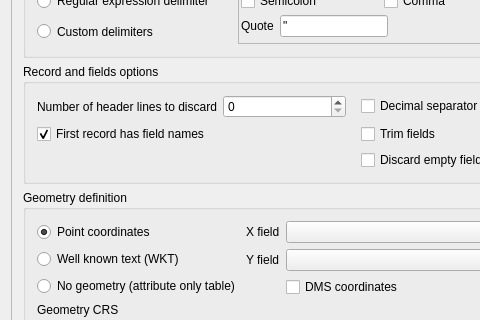
First picture: the form in src/ui/qgsdelimitedtextsourceselectbase.ui, repository qgis/QGIS, before the edit; both pictures show x 0 to 480 and y 144 to 464 of the 730 by 643 pixel window.
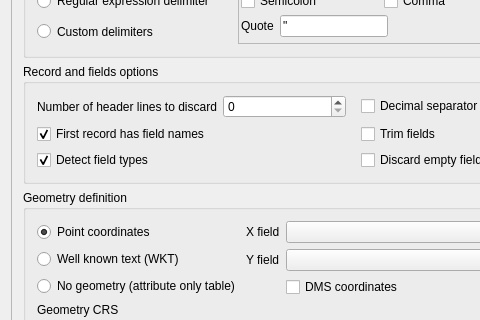
Second picture: the form after the edit. Icons and pictures are not drawn. Custom widgets are drawn as their Qt base class.

Commit message:
Delimited text detectTypes flag - fixes #18601
[FEATURE] Adds a detectTypes flag to the delimited text provider url. If
set to "no" then type detection is not done and all attributes are
treated as text fields.  Otherwise the original behaviour of
detecting field types is preserved.

[needs-docs] Adds a "Detect field types" check box to the record and
field options section of the delimited text provider GUI.

This addresses (at least partially) issue #18601.  A more complete
solution would be to allow users to set field types.

Diff of the .ui file:
```diff
--- a/src/ui/qgsdelimitedtextsourceselectbase.ui
+++ b/src/ui/qgsdelimitedtextsourceselectbase.ui
@@ -811,6 +811,16 @@
             </property>
            </widget>
           </item>
+          <item row="2" column="0">
+           <widget class="QCheckBox" name="cbxDetectTypes">
+            <property name="text">
+             <string>Detect field types</string>
+            </property>
+            <property name="checked">
+             <bool>true</bool>
+            </property>
+           </widget>
+          </item>
          </layout>
         </widget>
        </item>
```
Left out of the diff: 67 changed lines with no effect on the pictures. The commit also changes 5 other files.
